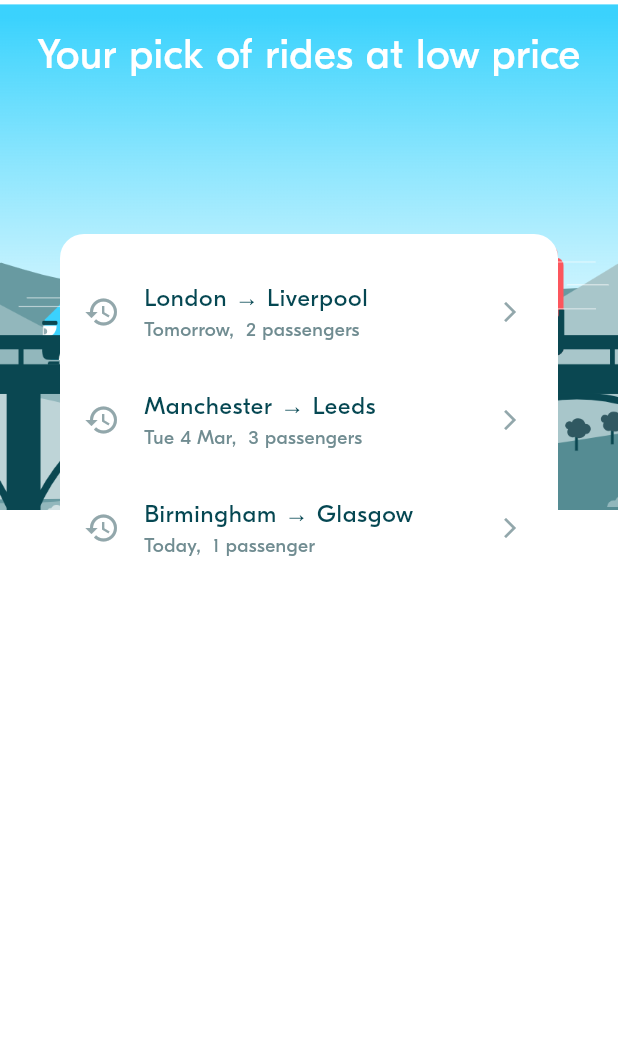
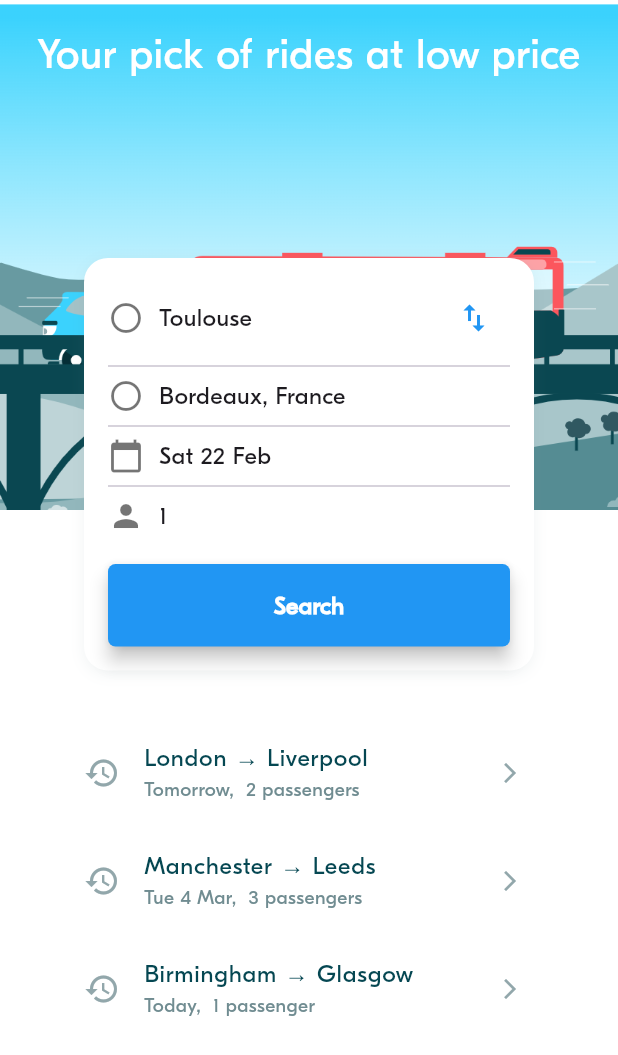
Before and after one commit to kakkannika/Flutter_Week3, a Flutter app: the screen it shows after launch, on a phone screen of 412 x 824 dp. Shown: the top 1055 px of the screen. Run offline on Flutter 3.47's test engine with Material 3 defaults, Android fonts, the phone set to English and light mode, and no system bars; project files that could hold a hidden picture were left out.

Commit message:
BLA-004-Implement Ride Preferences Form

```diff
--- a/lib/screens/ride_pref/ride_pref_screen.dart
+++ b/lib/screens/ride_pref/ride_pref_screen.dart
@@ -49,7 +49,7 @@ class _RidePrefScreenState extends State<RidePrefScreen> {
             Container(
               margin: EdgeInsets.symmetric(horizontal: BlaSpacings.xxl),
               decoration: BoxDecoration(
-                color: Colors.white, // White background
+                //color: Colors.white, // White background
                 borderRadius: BorderRadius.circular(16), // Rounded corners
               ),
               child: Column(
--- a/lib/screens/ride_pref/widgets/ride_pref_form.dart
+++ b/lib/screens/ride_pref/widgets/ride_pref_form.dart
@@ -1,3 +1,5 @@
+import '../../../theme/theme.dart';
+import '../../../widgets/bal_button.dart';
 import 'package:flutter/material.dart';
 
 import '../../../model/ride/locations.dart';
@@ -55,11 +57,86 @@ class _RidePrefFormState extends State<RidePrefForm> {
   // ----------------------------------
   @override
   Widget build(BuildContext context) {
-    return Column(
+    return Container(
+    margin: EdgeInsets.all(BlaSpacings.m),
+    padding: EdgeInsets.all(BlaSpacings.m),
+    decoration: BoxDecoration(
+      color: BlaColors.white,
+      borderRadius: BorderRadius.circular(BlaSpacings.radius),
+      boxShadow: [
+        BoxShadow(
+          color: BlaColors.neutralLight.withOpacity(0.1),
+          spreadRadius: 0,
+          blurRadius: 8,
+          offset: const Offset(0, 2),
+        ),
+      ],
+    ),
+      child: Column(
         mainAxisAlignment: MainAxisAlignment.start,
         crossAxisAlignment: CrossAxisAlignment.stretch,
         children: [
+          // Departure Location
+          Row(
+            mainAxisAlignment: MainAxisAlignment.spaceBetween,
+            children: [
+              const Row(
+                children: [
+                  Icon(Icons.circle_outlined, color: Colors.black54),
+                  SizedBox(width: 10),
+                  Text("Toulouse", style: TextStyle(fontSize: 16)),
+                ],
+              ),
+              IconButton(
+                icon: const Icon(Icons.swap_vert, color: Colors.blue),
+                onPressed: () {},
+              ),
+            ],
+          ),
+          const Divider(),
 
-        ]);
+          // Arrival Location
+          const Row(
+            children: [
+              Icon(Icons.radio_button_unchecked, color: Colors.black54),
+              SizedBox(width: 10),
+              Text("Bordeaux, France", style: TextStyle(fontSize: 16)),
+            ],
+          ),
+          const Divider(),
+
+          // Date
+          const Row(
+            children: [
+              Icon(Icons.calendar_today, color: Colors.black54),
+              SizedBox(width: 10),
+              Text("Sat 22 Feb", style: TextStyle(fontSize: 16)),
+            ],
+          ),
+          const Divider(),
+
+          // Number of Seats
+          const Row(
+            children: [
+              Icon(Icons.person, color: Colors.black54),
+              SizedBox(width: 10),
+              Text("1", style: TextStyle(fontSize: 16)),
+            ],
+          ),
+          const SizedBox(height: 20),
+
+          // Search Button
+          SizedBox(
+            width: double.infinity,
+            child: BlaButton(
+              label: "Search",
+              isPrimary : true,
+              hasIcon: false,
+               onPressed: () {}
+               ),
+          ),
+        ],
+      ),
+    );
   }
 }
--- /dev/null
+++ b/lib/widgets/bal_button.dart
@@ -0,0 +1,60 @@
+import 'package:flutter/material.dart';
+
+class BlaButton extends StatelessWidget {
+  final String label;
+  final IconData? icon;
+  final bool isPrimary;
+  final bool hasIcon;
+  final VoidCallback onPressed;
+
+  BlaButton({
+    required this.label,
+    this.icon,
+    required this.isPrimary,
+    required this.hasIcon,
+    required this.onPressed,
+  });
+
+  @override
+  Widget build(BuildContext context) {
+    return ElevatedButton(
+      onPressed: onPressed,
+      style: ElevatedButton.styleFrom(
+        backgroundColor: isPrimary ? Colors.blue : Colors.grey[600],
+        foregroundColor: Colors.white,
+        padding: EdgeInsets.symmetric(vertical: 16, horizontal: 60),
+        shape: RoundedRectangleBorder(
+          borderRadius: BorderRadius.circular(5),
+        ),
+        elevation: 5.0,
+      ),
+      child: hasIcon
+          ? Row(
+              mainAxisSize: MainAxisSize.min,
+              children: [
+                Icon(
+                  icon,
+                  color: Colors.white,
+                ),
+                SizedBox(width: 8),
+                Text(
+                  label,
+                  style: TextStyle(
+                    color: Colors.white,
+                    fontSize: 16,
+                    fontWeight: FontWeight.bold,
+                  ),
+                ),
+              ],
+            )
+          : Text(
+              label,
+              style: TextStyle(
+                color: Colors.white,
+                fontSize: 16,
+                fontWeight: FontWeight.bold,
+              ),
+            ),
+    );
+  }
+}
```
Also changed, not shown: lib/screens/ride_pref/Test_Button/test_button_test.dart (added).
